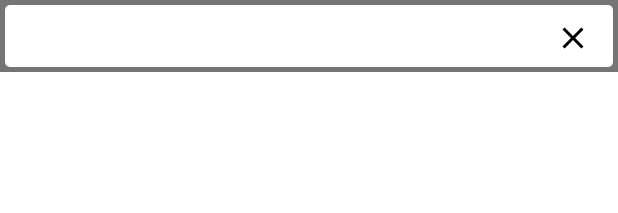
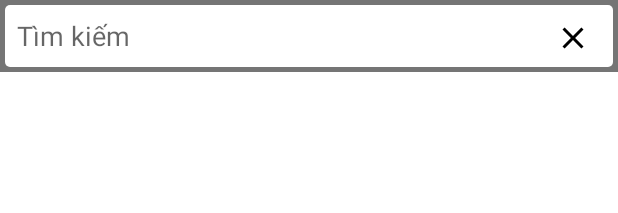
Before and after one commit to nvquangth/awesome-music, an Android app: the layout fragment_search.xml on its own in the app's theme, with its tools: preview values and no code run, on a phone screen of 412 x 824 dp. Shown: the top 213 px of the screen. Run offline under Robolectric (Android 15) with nearby library versions, the phone set to English and light mode, and no system bars.

Commit message:
Update UI

```diff
--- a/app/src/main/java/com/awesomemusic/ui/screen/main/MainActivity.kt
+++ b/app/src/main/java/com/awesomemusic/ui/screen/main/MainActivity.kt
@@ -17,6 +17,7 @@ import com.awesomemusic.ui.screen.search.SearchFragment
 import com.google.android.material.bottomnavigation.BottomNavigationView
 import com.google.android.youtube.player.YouTubeBaseActivity
 import kotlinx.android.synthetic.main.activity_main.*
+import kotlinx.android.synthetic.main.fragment_playlist.*
 import kotlinx.android.synthetic.main.fragment_search.*
 
 class MainActivity : YouTubeBaseActivity(),
@@ -102,7 +103,7 @@ class MainActivity : YouTubeBaseActivity(),
             PlayerFragment.TAG -> {
                 when (currentPositionFragment) {
                     Tab.HOME.tab -> searchFragment.motionLayoutSearch?.progress = process
-                    Tab.PLAYLIST.tab -> playlistFragment.motionLayoutMain?.progress = process
+                    Tab.PLAYLIST.tab -> playlistFragment.motionLayoutPlaylist?.progress = process
                     Tab.TRENDING.tab -> {
 
                     }
--- a/app/src/main/res/layout/fragment_search.xml
+++ b/app/src/main/res/layout/fragment_search.xml
@@ -28,7 +28,7 @@
         android:layout_marginRight="@dimen/dp_3"
         android:layout_marginBottom="@dimen/dp_3"
         android:background="@drawable/bg_search"
-        android:hint="@null"
+        android:hint="@string/hint_search"
         android:imeOptions="actionSearch"
         android:importantForAutofill="no"
         android:inputType="text"
--- a/app/src/main/res/values/strings.xml
+++ b/app/src/main/res/values/strings.xml
@@ -19,4 +19,6 @@
 
     <!--    -->
     <string name="title_remove_video">Xóa</string>
+    <string name="title_collapse_player">Thu nhỏ</string>
+    <string name="hint_search">Tìm kiếm</string>
 </resources>
```
Also changed, not shown: app/src/main/java/com/awesomemusic/ui/screen/player/PlayerFragment.kt (+4 -3 lines), app/src/main/res/layout/fragment_player.xml (+3 -9 lines).
